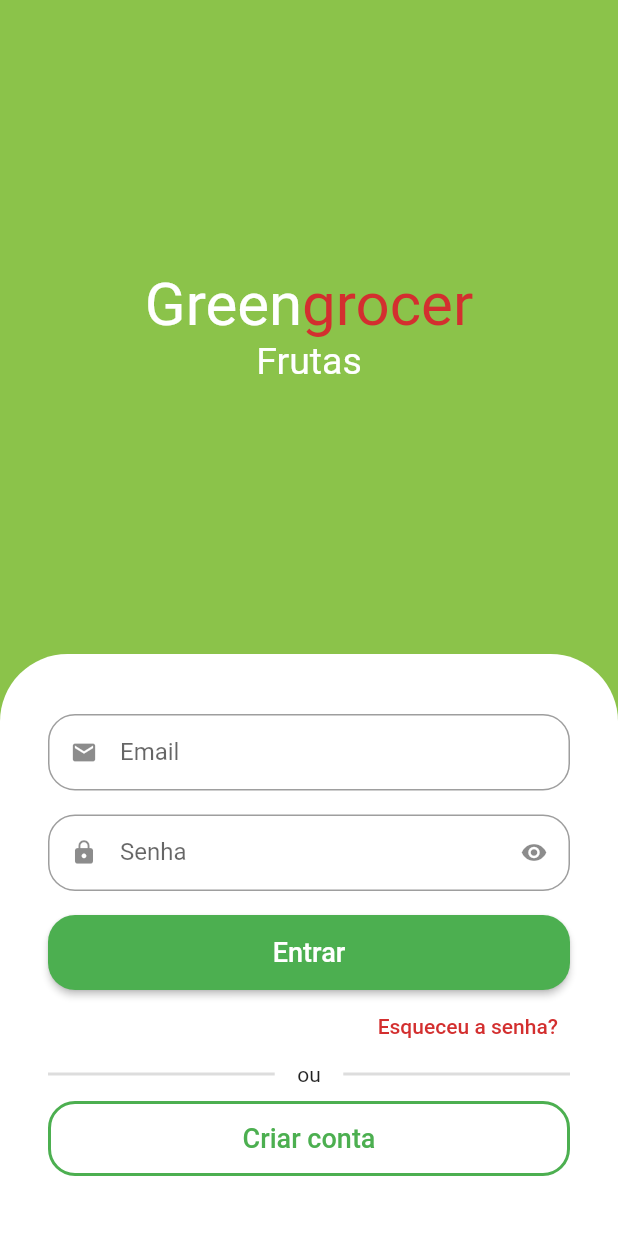
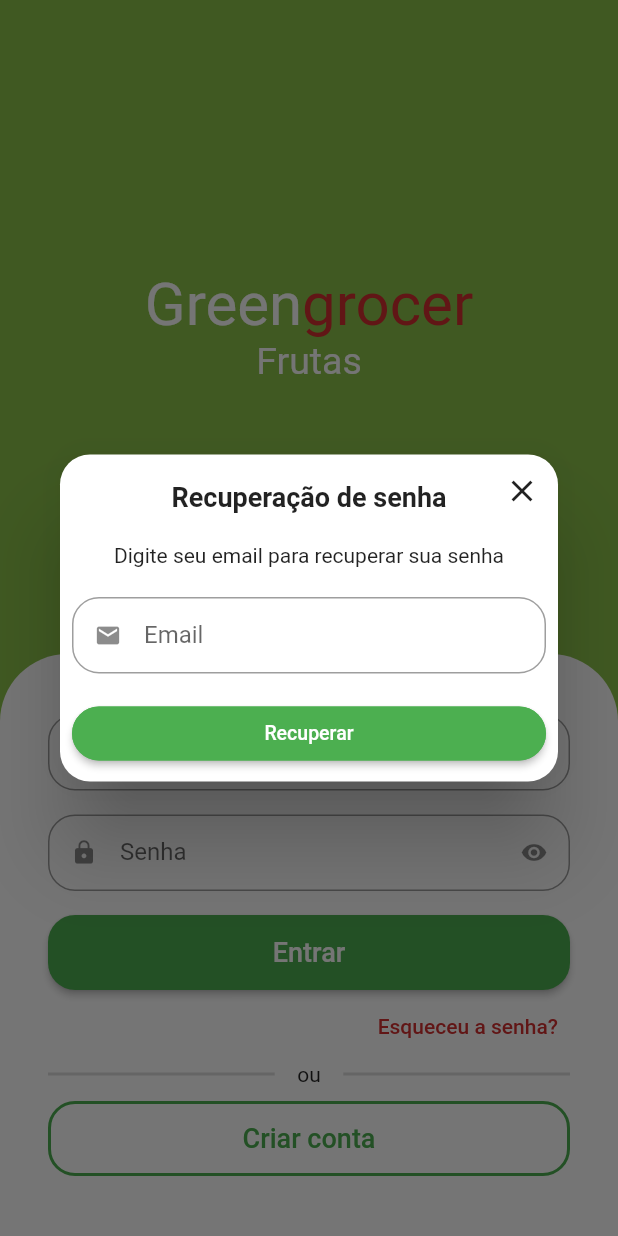
Before and after one commit to carlos731/GreenGrocerGetX, a Flutter app: the screen it shows after launch, after a tap on "Esqueceu a senha?", on a phone screen of 412 x 824 dp. Run offline on Flutter 3.47's test engine with Material 2 defaults, Android fonts, the phone set to English and light mode, and no system bars; drawn by our look-alikes of animated_text_kit; our stand-ins replace dio, flutter_secure_storage, fluttertoast, freezed_annotation, get, mask_text_input_formatter and 3 more; missing offline and left inert: add_to_cart_animation.

Commit message:
Aula 93 - Validando campo unico no dialog de esqueci senha

```diff
--- /dev/null
+++ b/lib/src/pages/auth/view/components/forgot_password_dialog.dart
@@ -0,0 +1,109 @@
+import 'package:app/src/pages/common_widgets/custom_text_field.dart';
+import 'package:app/src/services/validators.dart';
+import 'package:flutter/material.dart';
+
+class ForgotPasswordDialog extends StatelessWidget {
+  final emailController = TextEditingController();
+
+  ForgotPasswordDialog({
+    required String email,
+    Key? key,
+  }) : super(key: key) {
+    emailController.text = email;
+  }
+
+  final formFieldKey = GlobalKey<FormFieldState>();
+
+  @override
+  Widget build(BuildContext context) {
+    return Dialog(
+      shape: RoundedRectangleBorder(
+        borderRadius: BorderRadius.circular(20),
+      ),
+      child: Stack(
+        alignment: Alignment.center,
+        children: [
+          // Conteúdo
+          Padding(
+            padding: const EdgeInsets.all(8.0),
+            child: Column(
+              crossAxisAlignment: CrossAxisAlignment.stretch,
+              mainAxisSize: MainAxisSize.min,
+              children: [
+                // Titulo
+                const Padding(
+                  padding: EdgeInsets.symmetric(vertical: 10),
+                  child: Text(
+                    'Recuperação de senha',
+                    textAlign: TextAlign.center,
+                    style: TextStyle(
+                      fontWeight: FontWeight.bold,
+                      fontSize: 18,
+                    ),
+                  ),
+                ),
+
+                // Descrição
+                const Padding(
+                  padding: EdgeInsets.only(
+                    top: 10,
+                    bottom: 20,
+                  ),
+                  child: Text(
+                    'Digite seu email para recuperar sua senha',
+                    textAlign: TextAlign.center,
+                    style: TextStyle(),
+                  ),
+                ),
+
+                // Campo de email
+                CustomTextField(
+                  formFieldKey: formFieldKey,
+                  controller: emailController,
+                  icon: Icons.email,
+                  label: 'Email',
+                  validator: emailValidator,
+                  textInputType: TextInputType.emailAddress,
+                ),
+
+                // Confirmar
+                ElevatedButton(
+                  style: ElevatedButton.styleFrom(
+                    shape: RoundedRectangleBorder(
+                      borderRadius: BorderRadius.circular(20),
+                    ),
+                    side: const BorderSide(
+                      width: 2,
+                      color: Colors.green,
+                    ),
+                  ),
+                  onPressed: () {
+                    formFieldKey.currentState!.validate();
+                  },
+                  child: const Text(
+                    'Recuperar',
+                    style: TextStyle(
+                      fontSize: 13,
+                    ),
+                  ),
+                ),
+              ],
+            ),
+          ),
+
+          // Botão para fechar
+          Positioned(
+            top: 0,
+            right: 0,
+            child: IconButton(
+              onPressed: () {
+                Navigator.of(context).pop();
+              },
+              icon: const Icon(Icons.close),
+            ),
+          ),
+        ],
+      ),
+    );
+  }
+}
--- a/lib/src/pages/auth/view/sign_in_screen.dart
+++ b/lib/src/pages/auth/view/sign_in_screen.dart
@@ -1,4 +1,5 @@
 import 'package:animated_text_kit/animated_text_kit.dart';
+import 'package:app/src/pages/auth/view/components/forgot_password_dialog.dart';
 import 'package:app/src/pages_routes/app_pages.dart';
 import 'package:app/src/services/validators.dart';
 import 'package:flutter/material.dart';
@@ -148,7 +149,14 @@ class SignInScreen extends StatelessWidget {
                       Align(
                         alignment: Alignment.centerRight,
                         child: TextButton(
-                          onPressed: () {},
+                          onPressed: () {
+                            showDialog(
+                              context: context,
+                              builder: (_) {
+                                return ForgotPasswordDialog(email: emailController.text);
+                              },
+                            );
+                          },
                           child: Text(
                             'Esqueceu a senha?',
                             style: TextStyle(
--- a/lib/src/pages/common_widgets/custom_text_field.dart
+++ b/lib/src/pages/common_widgets/custom_text_field.dart
@@ -12,6 +12,7 @@ class CustomTextField extends StatefulWidget {
   final void Function(String?)? onSaved;
   final TextEditingController? controller;
   final TextInputType? textInputType;
+  final GlobalKey<FormFieldState>? formFieldKey;
 
   const CustomTextField({
     super.key,
@@ -24,7 +25,8 @@ class CustomTextField extends StatefulWidget {
     this.validator,
     this.onSaved,
     this.controller,
-    this.textInputType
+    this.textInputType,
+    this.formFieldKey,
   });
 
   @override
@@ -46,6 +48,7 @@ class _CustomTextFieldState extends State<CustomTextField> {
     return Padding(
       padding: const EdgeInsets.only(bottom: 16),
       child: TextFormField(
+        key: widget.formFieldKey,
         controller: widget.controller,
         readOnly: widget.readOnly,
         initialValue: widget.initialValue,
--- a/lib/src/pages/home/home_tab.dart
+++ b/lib/src/pages/home/home_tab.dart
@@ -2,7 +2,6 @@ import 'package:add_to_cart_animation/add_to_cart_animation.dart';
 import 'package:add_to_cart_animation/add_to_cart_icon.dart';
 import 'package:app/src/services/utils_services.dart';
 import 'package:flutter/material.dart';
-import 'package:fluttertoast/fluttertoast.dart';
 import '../../config/custom_colors.dart';
 import '../common_widgets/app_name_widget.dart';
 import '../common_widgets/custom_shimmer.dart';
```
